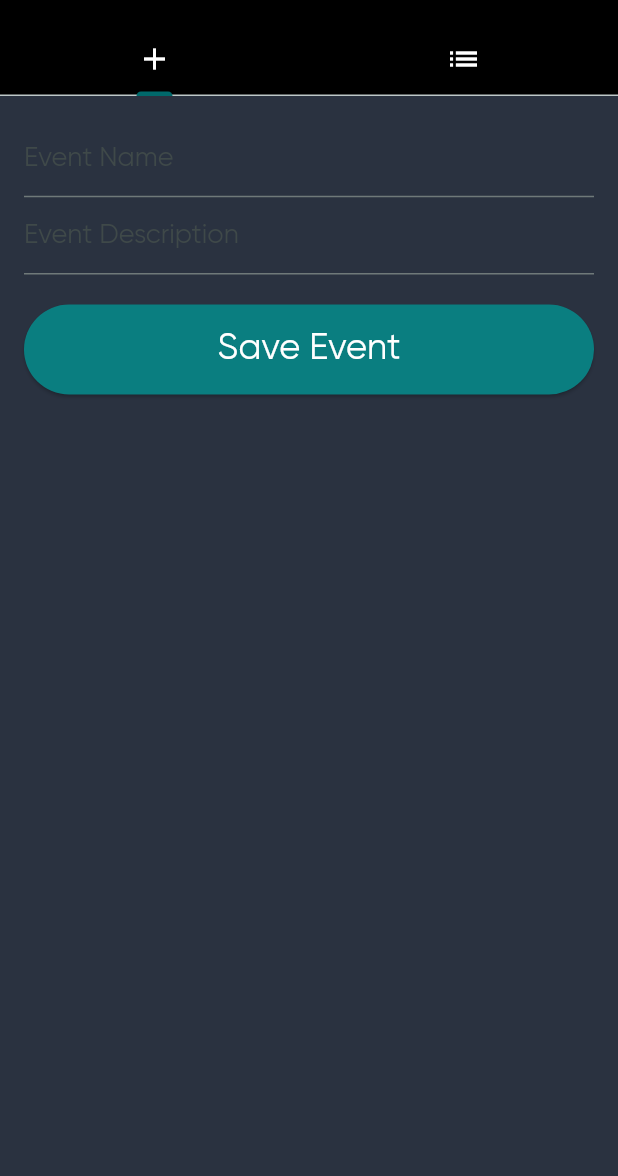
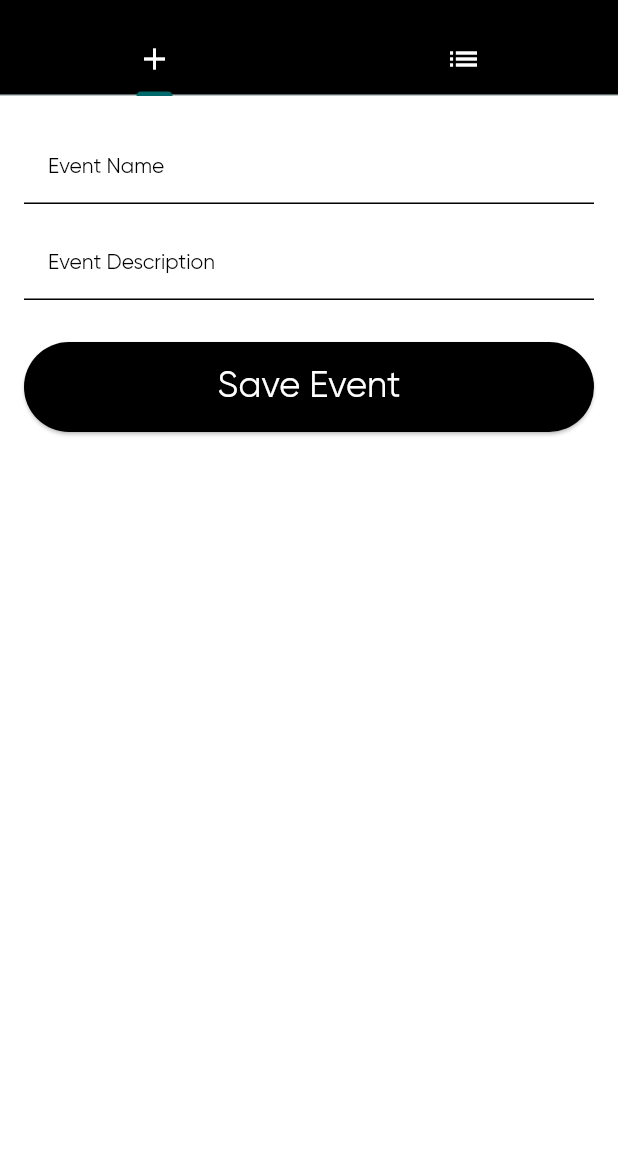
Before and after one commit to temoorx/PetApp, a Flutter app: the HomeScreen screen opened by its route, on a phone screen of 412 x 824 dp, the part 60-1236 px from its top. Run offline on Flutter 3.47's test engine with Material 3 defaults, Android fonts, the phone set to English and light mode, and no system bars; our stand-ins replace auto_route, bloc, cloud_firestore, dio, easy_localization, equatable and 13 more; missing offline and left inert: control_style, flutter_inappwebview, flutter_material_color_picker; accounts and stored records are empty; project files that could hold a hidden picture were left out.

Commit message:
Add text field and button components to home page

```diff
--- a/lib/src/pages/home/my_home_page.dart
+++ b/lib/src/pages/home/my_home_page.dart
@@ -1,10 +1,14 @@
 import 'package:auto_route/auto_route.dart';
 import 'package:cloud_firestore/cloud_firestore.dart';
 import 'package:flutter/material.dart';
+import 'package:your_app_test/src/components/text_field_component.dart';
 import 'package:your_app_test/src/constant/shared_preference_constants.dart';
 import 'package:your_app_test/src/di/injector.dart';
 import 'package:your_app_test/src/pages/home/compoenents/evens_tab.dart';
+import 'package:your_app_test/src/pages/is_gradient_background_component/is_gradient_background_component.dart';
+import 'package:your_app_test/src/pages/sign_in/components/primary_button.dart';
 import 'package:your_app_test/src/route/app_router.dart';
+import 'package:your_app_test/src/theme/palette.dart';
 import 'package:your_app_test/src/util/shared_preferences_util.dart';
 
 @RoutePage()
@@ -53,6 +57,7 @@ class _HomeScreenState extends State<HomeScreen> {
     return DefaultTabController(
       length: 2,
       child: Scaffold(
+        backgroundColor: Palette.white,
         appBar: AppBar(
           title: Text('Event App'),
           actions: [
@@ -88,16 +93,18 @@ class _HomeScreenState extends State<HomeScreen> {
               padding: EdgeInsets.all(16.0),
               child: Column(
                 children: [
-                  TextField(
+                  TextFormFieldComponent(
                     controller: _eventNameController,
-                    decoration: InputDecoration(labelText: 'Event Name'),
+                    hintText: "Event Name",
+                    onChanged: (value) {},
                   ),
-                  TextField(
+                  TextFormFieldComponent(
                     controller: _eventDescriptionController,
-                    decoration: InputDecoration(labelText: 'Event Description'),
+                    hintText: "Event Description",
+                    onChanged: (value) {},
                   ),
                   SizedBox(height: 20),
-                  ElevatedButton(
+                  PrimaryButton(
                     onPressed: _saveEvent,
                     child: Text('Save Event'),
                   ),
```
